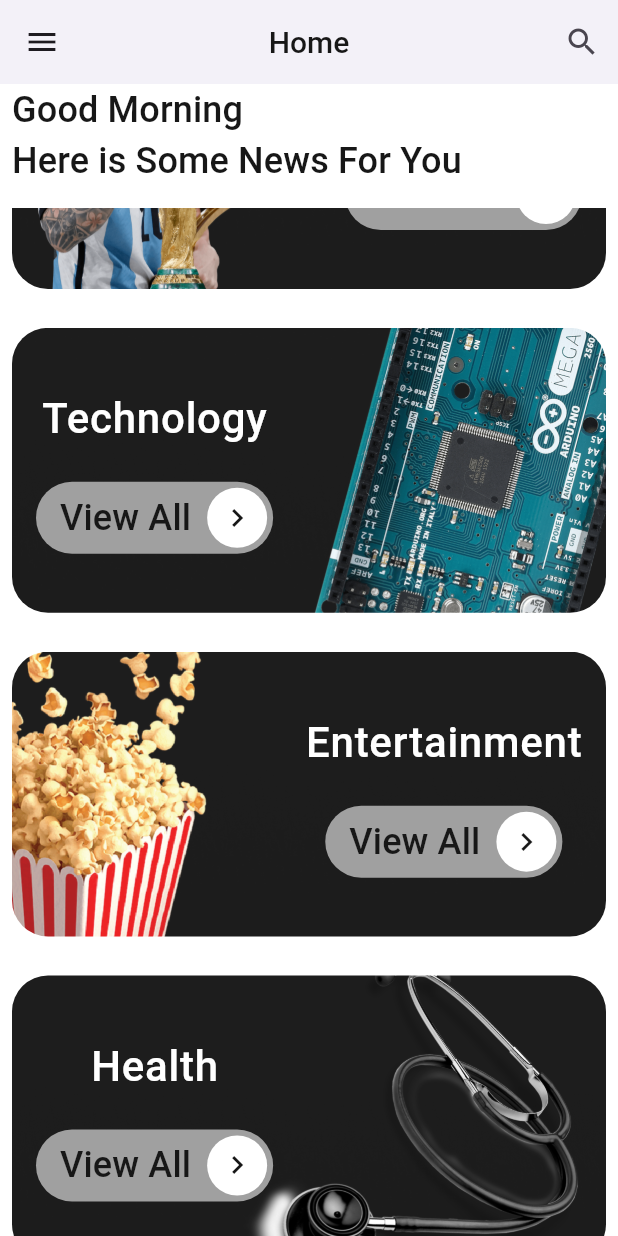
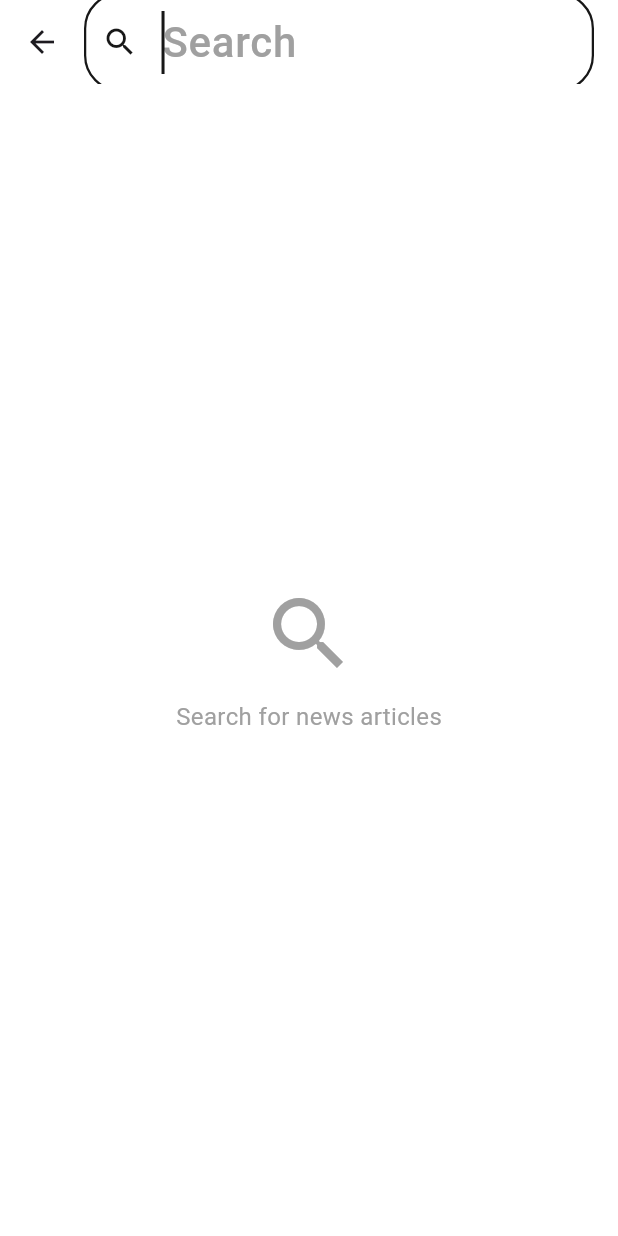
Before and after one commit to mohamedosman1111111-lgtm/NewsApp, a Flutter app: the screen it shows after launch, scrolled down 576 dp, after a tap on the "search" icon, on a phone screen of 412 x 824 dp. Run offline on Flutter 3.47's test engine with Material 3 defaults, Android fonts, the phone set to English and light mode, and no system bars; our stand-ins replace get_it, injectable, shared_preferences.

Commit message:
+Finsh articel details +Finsh Articel on network +Finsh SearchArticel

```diff
--- a/lib/config/theme/AppTheme.dart
+++ b/lib/config/theme/AppTheme.dart
@@ -38,6 +38,7 @@ class AppTheme {
       bodyLarge:  TextStyle(color: Colors.white, fontSize: 28, fontWeight: FontWeight.w500,),
       labelLarge: TextStyle(fontSize: 24,fontWeight: FontWeight.w500,color: AppColors.black),
       labelMedium: TextStyle(fontSize: 16,fontWeight: FontWeight.w700,color: AppColors.black),
+      labelSmall: TextStyle(fontSize: 14,fontWeight: FontWeight.w500,color: AppColors.white),
 
 
     ),
@@ -67,7 +68,7 @@ class AppTheme {
     ),
     elevatedButtonTheme: ElevatedButtonThemeData(
       style: ElevatedButton.styleFrom(
-          backgroundColor: AppColors.primaryBlue,
+          backgroundColor: AppColors.white,
           shape: RoundedRectangleBorder(
             borderRadius: BorderRadius.circular(16),
           ),
@@ -124,6 +125,7 @@ class AppTheme {
       bodyLarge:  TextStyle(color: Colors.black, fontSize: 28, fontWeight: FontWeight.w500,),
       labelLarge: TextStyle(fontSize: 24,fontWeight: FontWeight.w500,color: AppColors.white),
       labelMedium: TextStyle(fontSize: 16,fontWeight: FontWeight.w700,color: AppColors.white),
+      labelSmall: TextStyle(fontSize: 14,fontWeight: FontWeight.w500,color: AppColors.black),
 
 
 
@@ -150,7 +152,7 @@ class AppTheme {
     ),
     elevatedButtonTheme: ElevatedButtonThemeData(
       style: ElevatedButton.styleFrom(
-          backgroundColor: AppColors.mainTextdark,
+          backgroundColor: AppColors.black,
           shape: RoundedRectangleBorder(
             borderRadius: BorderRadius.circular(16),
           ),
--- a/lib/data/data_source/articles_api_datasource.dart
+++ b/lib/data/data_source/articles_api_datasource.dart
@@ -14,4 +14,10 @@ class ArticlesApiDataSource implements ArticlesDataSource{
    return result;
   }
 
+  @override
+  Future<Result<List<Article>>> searchArticles(String query) {
+    return apiService.searchArticles(query);
+  }
+
+
 }
--- a/lib/data/data_source/articles_datasource.dart
+++ b/lib/data/data_source/articles_datasource.dart
@@ -4,4 +4,5 @@ import 'package:news_app/data/api_service/sources_response/Source.dart';
 
 abstract class ArticlesDataSource {
   Future<Result<List<Article>>> getArticles(Source source);
+  Future<Result<List<Article>>> searchArticles(String query);
 }
--- a/lib/data/repository/articles_repository.dart
+++ b/lib/data/repository/articles_repository.dart
@@ -4,4 +4,5 @@ import 'package:news_app/data/api_service/sources_response/Source.dart';
 
 abstract class ArticlesRepository {
   Future<Result<List<Article>>> getArticles(Source sources);
+  Future<Result<List<Article>>> searchArticles(String query);
 }
--- a/lib/data/repository/articles_repository_impl.dart
+++ b/lib/data/repository/articles_repository_impl.dart
@@ -14,5 +14,8 @@ class ArticlesRepositoryImpl implements ArticlesRepository{
     var result=dataSource.getArticles(source);
     return result;
   }
-
+  @override
+  Future<Result<List<Article>>> searchArticles(String query) {
+    return dataSource.searchArticles(query);
+  }
 }
--- a/lib/feathers/main_layout/mainlayout.dart
+++ b/lib/feathers/main_layout/mainlayout.dart
@@ -1,5 +1,6 @@
 import 'package:flutter/material.dart';
 import 'package:news_app/feathers/main_layout/drawer/CustomDrawer.dart';
+import 'package:news_app/feathers/main_layout/sources/SearchScreen.dart';
 import 'package:news_app/provider/HomeProvider.dart';
 import 'package:provider/provider.dart';
 
@@ -14,7 +15,11 @@ class MainLayout extends StatelessWidget {
       appBar: AppBar(
         title: Text(homeProvider.appBarTitle),
         actions: [
-          IconButton(onPressed: (){}, icon: Icon(Icons.search))
+          IconButton(onPressed: (){
+            Navigator.push(
+            context,
+            MaterialPageRoute(builder: (_) => const SearchScreen()),
+          );}, icon: Icon(Icons.search))
         ],
       ),
       drawer: CustomDrawer(),
--- /dev/null
+++ b/lib/feathers/main_layout/sources/SearchScreen.dart
@@ -0,0 +1,140 @@
+import 'package:flutter/material.dart';
+import 'package:flutter/services.dart';
+import 'package:news_app/core/DI/di.dart';
+import 'package:news_app/core/state.dart';
+import 'package:news_app/feathers/main_layout/Articles/ArticleItem.dart';
+import 'package:news_app/feathers/main_layout/sources/search_viewModel.dart';
+import 'package:news_app/utils/AppColors.dart';
+import 'package:provider/provider.dart';
+
+class SearchScreen extends StatefulWidget {
+  const SearchScreen({super.key});
+
+  @override
+  State<SearchScreen> createState() => _SearchScreenState();
+}
+
+class _SearchScreenState extends State<SearchScreen> {
+  late final SearchViewModel viewModel;
+  final TextEditingController controller = TextEditingController();
+
+  @override
+  void initState() {
+    super.initState();
+    viewModel = getIt.get<SearchViewModel>();
+    viewModel.clear();
+  }
+
+  @override
+  void dispose() {
+    controller.dispose();
+    super.dispose();
+  }
+
+  @override
+  Widget build(BuildContext context) {
+    final theme = Theme.of(context);
+    return ChangeNotifierProvider.value(
+      value: viewModel,
+      child: Scaffold(
+        appBar: AppBar(
+          titleSpacing: 0,
+          title: Padding(
+            padding: const EdgeInsets.only(right: 16),
+            child: TextField(
+              controller: controller,
+              autofocus: true,
+              inputFormatters: [LengthLimitingTextInputFormatter(500)],
+              style: TextStyle(color: theme.primaryColor),
+              cursorColor: theme.primaryColor,
+              onChanged: (value) {
+                setState(() {});
+                viewModel.search(value);
+              },
+              decoration: InputDecoration(
+                hintText: "Search",
+                hintStyle: const TextStyle(color: AppColors.grey),
+                prefixIcon: Icon(Icons.search, color: theme.primaryColor),
+                suffixIcon: controller.text.isEmpty
+                    ? null
+                    : IconButton(
+                  icon: Icon(Icons.close, color: theme.primaryColor),
+                  onPressed: () {
+                    controller.clear();
+                    viewModel.clear();
+                    setState(() {});
+                  },
+                ),
+                filled: true,
+                fillColor: theme.focusColor,
+                enabledBorder: OutlineInputBorder(
+                  borderRadius: BorderRadius.circular(24),
+                  borderSide: BorderSide(color: theme.primaryColor, width: 1.5),
+                ),
+                focusedBorder: OutlineInputBorder(
+                  borderRadius: BorderRadius.circular(24),
+                  borderSide: BorderSide(color: theme.primaryColor, width: 1.5),
+                ),
+                contentPadding: const EdgeInsets.symmetric(vertical: 12),
+              ),
+            ),
+          ),
+        ),
+        body: Consumer<SearchViewModel>(
+          builder: (context, vm, _) {
+            final state = vm.state;
+            switch (state) {
+              case InitialState():
+                return Center(
+                  child: Column(
+                    mainAxisSize: MainAxisSize.min,
+                    children: [
+                      const Icon(Icons.search, size: 64, color: AppColors.grey),
+                      const SizedBox(height: 12),
+                      const Text(
+                        "Search for news articles",
+                        style: TextStyle(color: AppColors.grey, fontSize: 16),
+                      ),
+                    ],
+                  ),
+                );
+              case LoadingState():
+                return Center(
+                  child: CircularProgressIndicator(color: theme.primaryColor),
+                );
+              case ErrorState():
+                return Center(
+                  child: Padding(
+                    padding: const EdgeInsets.all(24),
+                    child: Text(
+                      state.message,
+                      textAlign: TextAlign.center,
+                      style: TextStyle(color: theme.primaryColor),
+                    ),
+                  ),
+                );
+              case SuccessState():
+                if (state.data.isEmpty) {
+                  return const Center(
+                    child: Text(
+                      "No results found",
+                      style: TextStyle(color: AppColors.grey, fontSize: 16),
+                    ),
+                  );
+                }
+                return ListView.separated(
+                  padding: const EdgeInsets.only(top: 16, bottom: 16),
+                  itemCount: state.data.length,
+                  separatorBuilder: (_, __) => SizedBox(
+                    height: MediaQuery.of(context).size.height * 0.012,
+                  ),
+                  itemBuilder: (_, index) =>
+                      ArticleItem(article: state.data[index]),
+                );
+            }
+          },
+        ),
+      ),
+    );
+  }
+}
--- a/lib/feathers/main_layout/sources/article_viewModel.dart
+++ b/lib/feathers/main_layout/sources/article_viewModel.dart
@@ -3,7 +3,6 @@ import 'package:injectable/injectable.dart';
 import 'package:news_app/core/baseViewModel.dart';
 import 'package:news_app/core/result.dart';
 import 'package:news_app/core/state.dart';
-import 'package:news_app/data/api_service/api_Service.dart';
 import 'package:news_app/data/api_service/articles_response/Article.dart';
 import 'package:news_app/data/api_service/sources_response/Source.dart';
 import 'package:news_app/data/repository/articles_repository.dart';
--- /dev/null
+++ b/lib/feathers/main_layout/sources/search_viewModel.dart
@@ -0,0 +1,50 @@
+import 'dart:async';
+
+import 'package:injectable/injectable.dart';
+import 'package:news_app/core/baseViewModel.dart';
+import 'package:news_app/core/result.dart';
+import 'package:news_app/core/state.dart';
+import 'package:news_app/data/api_service/articles_response/Article.dart';
+import 'package:news_app/data/repository/articles_repository.dart';
+
+@singleton
+class SearchViewModel extends BaseViewModel<List<Article>> {
+  final ArticlesRepository repository;
+  SearchViewModel({required this.repository});
+
+  Timer? _debounce;
+
+  void search(String query) {
+    _debounce?.cancel();
+    final q = query.trim();
+    if (q.isEmpty) {
+      emit(InitialState());
+      return;
+    }
+    _debounce = Timer(const Duration(milliseconds: 500), () => _load(q));
+  }
+
+  Future<void> _load(String q) async {
+    emit(LoadingState());
+    final result = await repository.searchArticles(q);
+    switch (result) {
+      case Success<List<Article>>():
+        emit(SuccessState(data: result.data));
+      case ServerError<List<Article>>():
+        emit(ErrorState(message: result.message));
+      case Error<List<Article>>():
+        emit(ErrorState(message: result.message));
+    }
+  }
+
+  void clear() {
+    _debounce?.cancel();
+    emit(InitialState());
+  }
+
+  @override
+  void dispose() {
+    _debounce?.cancel();
+    super.dispose();
+  }
+}
--- a/lib/utils/AppRoutes.dart
+++ b/lib/utils/AppRoutes.dart
@@ -1,4 +1,4 @@
-import 'package:flutter/cupertino.dart';
+import 'package:flutter/material.dart';
 import 'package:news_app/feathers/main_layout/mainlayout.dart';
 
 class AppRoutes {
--- a/pubspec.yaml
+++ b/pubspec.yaml
@@ -41,6 +41,7 @@ dependencies:
   dartz: ^0.10.1
   get_it: ^9.3.0
   injectable: ^3.0.0
+  url_launcher: ^6.3.0
 
 dev_dependencies:
   flutter_test:
```
Also changed, not shown: lib/data/api_service/api_Service.dart (+30 -0 lines), lib/feathers/main_layout/Articles/ArticleDetailsSheet.dart (added, +65 -0 lines), lib/feathers/main_layout/Articles/ArticleItem.dart (+16 -1 lines), lib/utils/format_data.dart (added, +15 -0 lines), lib/core/DI/di.config.dart, pubspec.lock, 5 other files.
